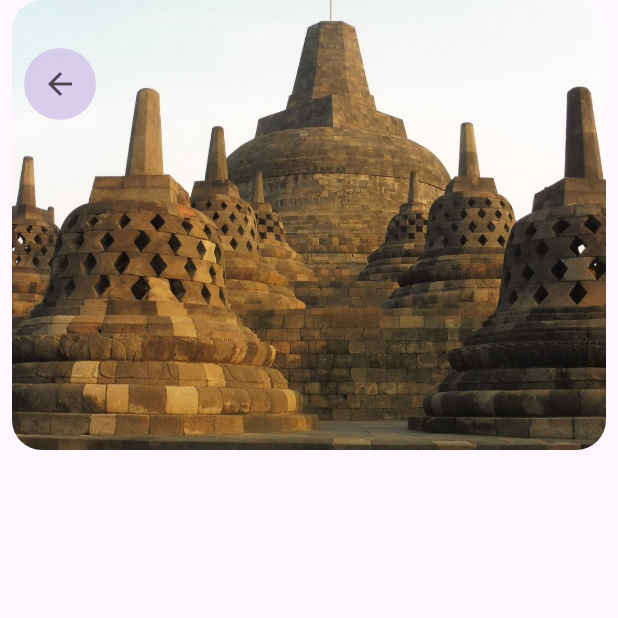
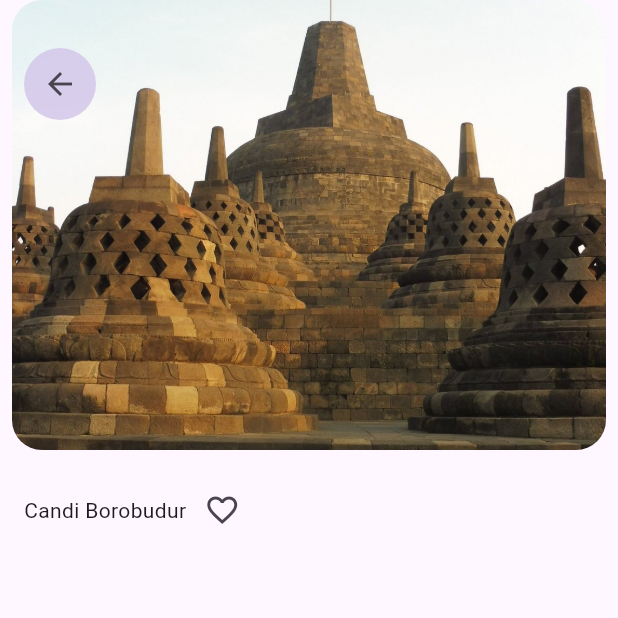
Before and after one commit to OhMyBenn/wisata_candi_Benn, a Flutter app: the screen it shows after launch, on a phone screen of 412 x 824 dp, the top half of it. Run offline on Flutter 3.47's test engine with Material 3 defaults, Android fonts, the phone set to English and light mode, and no system bars.

Commit message:
Update detail_screen.dart

```diff
--- a/lib/screens/detail_screen.dart
+++ b/lib/screens/detail_screen.dart
@@ -12,6 +12,7 @@ class DetailScreen extends StatelessWidget {
     return Scaffold(
       body: Column(
         children: [
+          // Detail Header
           Stack(
             children: [
               // Image utama
@@ -46,6 +47,24 @@ class DetailScreen extends StatelessWidget {
               ),
             ],
           ),
+          // Detail Info
+          Padding(
+            padding: const EdgeInsets.symmetric(horizontal: 16),
+            child: Column(
+              children: [
+                SizedBox(height: 16),
+                // Info atas (nama candi dan tombol favorit)
+                Row(
+                  children: [
+                    Text(candi.name),
+                    IconButton(onPressed: (){}, icon: Icon(Icons.favorite_border))
+                  ],
+                )
+                // Info tengah (lokasi, dibangun, tipe)
+                // Info bawah (deskripsi)
+              ],
+            ),
+          )
         ],
       ),
     );
```
